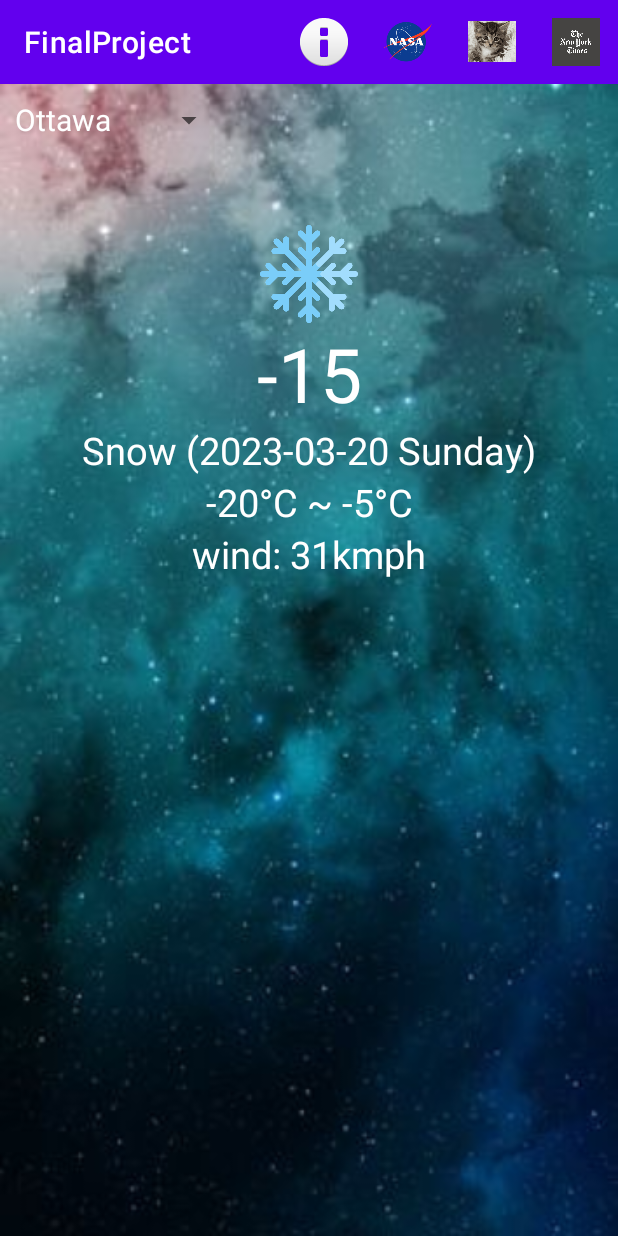
After one commit to Superbigbabol/FinalProject, an Android app: the Weather screen opened directly, with no data from a screen before it, on a phone screen of 412 x 824 dp. The commit adds this screen. Run offline under Robolectric (Android 15) with nearby library versions, the phone set to English and light mode, and no system bars.

Commit message:
Junqi (#3)
* Junqi initial build

* Junqi initial build-1

* Junqi initial build-2

* Junqi initial build-3 - api and internect permission

* Junqi initial build-4 tool bar

* Junqi initial build-4 tool bar

* Junqi build - version 1.0

* Junqi build - version 1.0

* Junqi build - version 1.0

* Junqi build - version 1.0

```diff
--- a/app/build.gradle
+++ b/app/build.gradle
@@ -14,6 +14,9 @@ android {
         versionName "1.0"
 
         testInstrumentationRunner "androidx.test.runner.AndroidJUnitRunner"
+    }
+    buildFeatures {
+        viewBinding true
     }
 
     buildFeatures {
--- /dev/null
+++ b/app/src/main/java/algonquin/cst2335/finalproject/Weather.java
@@ -0,0 +1,156 @@
+package algonquin.cst2335.finalproject;
+
+import androidx.annotation.NonNull;
+import androidx.appcompat.app.AlertDialog;
+import androidx.appcompat.app.AppCompatActivity;
+import androidx.appcompat.widget.AppCompatSpinner;
+import androidx.recyclerview.widget.RecyclerView;
+
+import android.content.Intent;
+import android.os.Bundle;
+import android.os.Handler;
+import android.os.Looper;
+import android.os.Message;
+import android.util.Log;
+import android.view.Menu;
+import android.view.MenuItem;
+import android.view.View;
+import android.widget.AdapterView;
+import android.widget.ArrayAdapter;
+import android.widget.ImageView;
+import android.widget.TextView;
+import android.widget.Toast;
+
+import com.google.android.material.snackbar.Snackbar;
+
+import algonquin.cst2335.finalproject.util.NetUtil;
+import algonquin.cst2335.finalproject.databinding.ActivityWeatherBinding;
+
+
+
+public class Weather extends AppCompatActivity {
+
+    ActivityWeatherBinding binding;
+
+    private AppCompatSpinner mSpinner;
+    private ArrayAdapter<String> mSpAdapter;
+    private  String[] mCities;
+
+    private TextView tvWeather, tvTem,tvTemLowHigh,tvWind;
+    private ImageView ivWeather;
+    private RecyclerView rlvFutureWeather;
+
+    @Override
+    public boolean onCreateOptionsMenu(Menu menu) {
+        super.onCreateOptionsMenu(menu);
+        getMenuInflater().inflate(R.menu.toolbarmenu, menu);
+        return true;
+    }
+
+    @Override
+    public boolean onOptionsItemSelected(@NonNull MenuItem item) {
+        switch (item.getItemId())
+        {
+            case R.id.about:
+                AlertDialog.Builder builder = new AlertDialog.Builder(Weather.this);
+                builder.setTitle("Weather").setMessage("Welcome to Weather App").setPositiveButton("Ok", (dialogInterface, i) -> {}).create().show();
+                break;
+            // TODO: implement other menu items
+            case R.id.nasa:
+                Toast.makeText(Weather.this, "Welcome to Nasa Mars Rover Photos", Toast.LENGTH_LONG).show();
+                //    Intent nasaIntent = new Intent(KittenImage.this, RoverPhotos.class);
+                //    startActivity(nasaIntent);
+                break;
+            case R.id.kittenimage:
+                Toast.makeText(Weather.this, "Welcome to Kitten Placeholder Images", Toast.LENGTH_LONG).show();
+                //    Intent weatherIntent = new Intent(KittenImage.this, Weather.class);
+                //    startActivity(weatherIntent);
+                break;
+            case R.id.newyorktimes:
+                Snackbar.make(binding.myToolbar, "Welcome to New York Times", Snackbar.LENGTH_LONG)
+                        .setAction("Back to Home Page", click -> {
+                            Intent i = new Intent(Weather.this, MainActivity.class);
+                            startActivity(i);
+                        }).show();
+                //    Intent nytIntent = new Intent(KittenImage.this, NewYorkTimes.class);
+                //    startActivity(nytIntent);
+                break;
+        }
+        return super.onOptionsItemSelected(item);
+    }
+
+
+    private Handler mHandler = new Handler(Looper.myLooper()){
+        @Override
+        public void handleMessage(@NonNull Message msg) {
+            super.handleMessage(msg);
+            if (msg.what==0){
+                String weather = (String) msg.obj;
+                Log.d("fan","--receive data of weather--" + weather);
+            }
+        }
+    };
+
+    @Override
+    protected void onCreate(Bundle savedInstanceState) {
+        super.onCreate(savedInstanceState);
+
+        binding = ActivityWeatherBinding.inflate(getLayoutInflater());
+        setContentView(binding.getRoot());
+//        setContentView(R.layout.activity_weather);
+
+        // toolbar
+        setSupportActionBar(binding.myToolbar);
+
+
+        initView();
+
+    }
+
+    private void initView() {
+        mSpinner = findViewById(R.id.sp_city);
+        mCities = getResources().getStringArray(R.array.cities);
+        mSpAdapter = new ArrayAdapter<>(this,R.layout.sp_item_layout,mCities);
+        mSpinner.setAdapter(mSpAdapter);
+        mSpinner.setOnItemSelectedListener(new AdapterView.OnItemSelectedListener() {
+            @Override
+            public void onItemSelected(AdapterView<?> adapterView, View view, int position, long id) {
+                String selectedCity = mCities[position];
+
+                getWeatherOfCity(selectedCity);
+
+            }
+
+            @Override
+            public void onNothingSelected(AdapterView<?> adapterView) {
+
+            }
+        });
+
+        tvWeather = findViewById(R.id.tv_weather);
+        tvTem = findViewById(R.id.tv_tem);
+        tvTemLowHigh = findViewById((R.id.tv_tem_low_high));
+        tvWind = findViewById(R.id.tv_wind);
+        ivWeather = findViewById(R.id.iv_weather);
+        rlvFutureWeather = findViewById(R.id.rlv_future_weather);
+    }
+
+    private void getWeatherOfCity(String selectedCity) {
+        //connect weather api
+        new Thread(new Runnable() {
+            @Override
+            public void run() {
+                //connect
+                String weatherOfCity = NetUtil.getWeatherOfCity(selectedCity);
+                //use handler to transfer data
+                Message message = Message.obtain();
+                message.what=0;
+                message.obj=weatherOfCity;
+                mHandler.sendMessage(message);
+
+
+
+            }
+        }).start();
+    }
+}
--- /dev/null
+++ b/app/src/main/java/algonquin/cst2335/finalproject/util/NetUtil.java
@@ -0,0 +1,81 @@
+package algonquin.cst2335.finalproject.util;
+
+import android.util.Log;
+
+import java.io.BufferedReader;
+import java.io.IOException;
+import java.io.InputStream;
+import java.io.InputStreamReader;
+import java.net.HttpURLConnection;
+import java.net.URL;
+
+public class NetUtil {
+    public static String apiKey = "8e99fc29654b0fe11b596a68d6548ac3";
+    public static final String URL_WEATHER_WITH_FUTURE = "http://api.weatherstack.com/current" + apiKey;
+
+    public static String doGet(String urlStr){
+
+        String result ="";
+        //connect to web
+        HttpURLConnection connection = null;
+        InputStreamReader inputStreamReader = null;
+        BufferedReader bufferedReader = null;
+        try {
+            URL url = new URL(urlStr);
+            connection = (HttpURLConnection) url.openConnection();
+            connection.setRequestMethod("GET");
+            connection.setConnectTimeout(5000);
+
+            //read data
+            InputStream inputStream = connection.getInputStream();
+            inputStreamReader = new InputStreamReader(inputStream);
+            //binary data to memory
+            bufferedReader = new BufferedReader(inputStreamReader);
+            //read data from memory
+            StringBuilder stringBuilder = new StringBuilder();
+            String line = "";
+            while ((line=bufferedReader.readLine())!=null){
+                stringBuilder.append(line);
+            }
+
+            result = stringBuilder.toString();
+
+
+        }catch (Exception e) {
+            e.printStackTrace();
+        }finally {
+            if(connection!=null){
+                connection.disconnect();
+            }
+            if(inputStreamReader != null){
+                try{
+                    inputStreamReader.close();
+                }catch (IOException e){
+                    e.printStackTrace();
+                }
+            }
+            if(bufferedReader!=null){
+                try{
+                    bufferedReader.close();
+                }catch (IOException e){
+                    e.printStackTrace();
+                }
+            }
+
+
+        }
+
+        return result;
+    }
+
+    public static String getWeatherOfCity(String city){
+        String result = "";
+        //combine weather data URL
+        String weatherUrl = URL_WEATHER_WITH_FUTURE + "&city=" + city;
+        Log.d("fan","----weatherUrl----" + weatherUrl);
+
+        String weatherResult =  doGet(weatherUrl);
+        Log.d("fan","----weatherUrl----" + weatherResult);
+        return  weatherResult;
+    }
+}
--- /dev/null
+++ b/app/src/main/res/layout/activity_weather.xml
@@ -0,0 +1,101 @@
+<?xml version="1.0" encoding="utf-8"?>
+<androidx.constraintlayout.widget.ConstraintLayout xmlns:android="http://schemas.android.com/apk/res/android"
+    xmlns:app="http://schemas.android.com/apk/res-auto"
+    xmlns:tools="http://schemas.android.com/tools"
+    android:layout_width="match_parent"
+    android:layout_height="match_parent"
+    android:background="@drawable/weather2"
+    tools:context=".Weather">
+
+
+    <androidx.appcompat.widget.AppCompatSpinner
+        android:id="@+id/sp_city"
+        android:layout_width="150dp"
+        android:layout_height="48dp"
+
+
+        android:entries="@array/cities"
+        android:popupBackground="@color/trans"
+        android:spinnerMode="dropdown"
+        app:layout_constraintStart_toStartOf="@+id/myToolbar"
+        app:layout_constraintTop_toBottomOf="@+id/myToolbar" />
+
+    <ImageView
+        android:id="@+id/iv_weather"
+        android:layout_width="65dp"
+        android:layout_height="65dp"
+
+        android:layout_marginTop="150dp"
+        android:src="@drawable/snowflake"
+
+        app:layout_constraintEnd_toEndOf="parent"
+        app:layout_constraintStart_toStartOf="parent"
+        app:layout_constraintTop_toTopOf="parent" />
+
+    <TextView
+        android:id="@+id/tv_tem"
+        android:layout_width="wrap_content"
+        android:layout_height="wrap_content"
+        android:text="-15"
+        android:textColor="@color/white"
+        android:textSize="50sp"
+        app:layout_constraintEnd_toEndOf="parent"
+        app:layout_constraintStart_toStartOf="parent"
+        app:layout_constraintTop_toBottomOf="@+id/iv_weather" />
+
+    <TextView
+        android:id="@+id/tv_weather"
+        android:layout_width="wrap_content"
+        android:layout_height="wrap_content"
+        android:text="Snow (2023-03-20 Sunday)"
+        android:textColor="@color/white"
+        android:textSize="25sp"
+        app:layout_constraintEnd_toEndOf="parent"
+        app:layout_constraintStart_toStartOf="parent"
+        app:layout_constraintTop_toBottomOf="@+id/tv_tem" />
+    <TextView
+        android:id="@+id/tv_tem_low_high"
+        android:layout_width="wrap_content"
+        android:layout_height="wrap_content"
+        android:text="-20°C ~ -5°C"
+        android:textColor="@color/white"
+        android:textSize="25sp"
+        app:layout_constraintEnd_toEndOf="parent"
+        app:layout_constraintStart_toStartOf="parent"
+        app:layout_constraintTop_toBottomOf="@+id/tv_weather" />
+
+    <TextView
+        android:id="@+id/tv_wind"
+        android:layout_width="wrap_content"
+        android:layout_height="wrap_content"
+        android:text="wind: 31kmph"
+        android:textColor="@color/white"
+        android:textSize="25sp"
+        app:layout_constraintEnd_toEndOf="parent"
+        app:layout_constraintStart_toStartOf="parent"
+        app:layout_constraintTop_toBottomOf="@+id/tv_tem_low_high" />
+
+<!--    consider recyclerview for the weather forecast, but it might change -->
+    <androidx.recyclerview.widget.RecyclerView
+        android:id="@id/rlv_future_weather"
+        android:layout_width="360dp"
+        android:layout_height="324dp"
+        android:layout_marginTop="24dp"
+        app:layout_constraintEnd_toEndOf="parent"
+        app:layout_constraintStart_toStartOf="parent"
+        app:layout_constraintTop_toBottomOf="@+id/tv_wind" />
+
+    <androidx.appcompat.widget.Toolbar
+        android:id="@+id/myToolbar"
+        android:layout_width="match_parent"
+        android:layout_height="wrap_content"
+        android:background="?attr/colorPrimary"
+        android:minHeight="?attr/actionBarSize"
+        android:theme="?attr/actionBarTheme"
+        app:layout_constraintEnd_toEndOf="parent"
+        app:layout_constraintHorizontal_bias="1.0"
+        app:layout_constraintStart_toStartOf="parent"
+        app:layout_constraintTop_toTopOf="parent" />
+
+
+</androidx.constraintlayout.widget.ConstraintLayout>
--- /dev/null
+++ b/app/src/main/res/layout/sp_item_layout.xml
@@ -0,0 +1,15 @@
+<?xml version="1.0" encoding="utf-8"?>
+<TextView xmlns:android="http://schemas.android.com/apk/res/android"
+    android:layout_width="match_parent"
+    android:layout_height="wrap_content"
+    android:id="@android:id/text1"
+    android:textColor="@color/white"
+    android:text="Toronto"
+    android:textSize="20sp"
+    android:gravity="center_vertical"
+    android:paddingLeft="10dp"
+
+
+    >
+
+</TextView>
--- /dev/null
+++ b/app/src/main/res/menu/toolbarmenu.xml
@@ -0,0 +1,25 @@
+<?xml version="1.0" encoding="utf-8"?>
+<menu xmlns:app="http://schemas.android.com/apk/res-auto"
+    xmlns:android="http://schemas.android.com/apk/res/android">
+
+    <item
+        android:id="@+id/about"
+        android:icon="@android:drawable/ic_dialog_info"
+        android:title=" Kitten Placeholder Images"
+        app:showAsAction="always" />
+    <item
+        android:id="@+id/nasa"
+        android:icon="@drawable/nasa"
+        android:title="Nasa Mars Rover photos"
+        app:showAsAction="always" />
+    <item
+        android:id="@+id/kittenimage"
+        android:icon="@drawable/kitten"
+        android:title="WeatherStack"
+        app:showAsAction="always" />
+    <item
+        android:id="@+id/newyorktimes"
+        android:icon="@drawable/the_new_york_times"
+        android:title="New York Times"
+        app:showAsAction="always" />
+</menu>
--- a/app/src/main/res/values/colors.xml
+++ b/app/src/main/res/values/colors.xml
@@ -7,4 +7,8 @@
     <color name="teal_700">#FF018786</color>
     <color name="black">#FF000000</color>
     <color name="white">#FFFFFFFF</color>
+
+    <color name="trans">#000000</color>
+
+
 </resources>
--- /dev/null
+++ b/app/src/main/res/values/ids.xml
@@ -0,0 +1,4 @@
+<?xml version="1.0" encoding="utf-8"?>
+<resources>
+    <item name="rlv_future_weather" type="id" />
+</resources>
--- a/app/src/main/res/values/strings.xml
+++ b/app/src/main/res/values/strings.xml
@@ -1,3 +1,11 @@
 <resources>
     <string name="app_name">FinalProject</string>
+
+    <string-array name="cities">
+        <item>Ottawa</item>
+        <item>Toronto</item>
+        <item>Quebec</item>
+        <item>Montreal</item>
+        <item>Vancouver</item>
+    </string-array>
 </resources>
```
Also changed, not shown: app/src/main/AndroidManifest.xml (+12 -0 lines), app/src/main/res/drawable/brightness.png (added), app/src/main/res/drawable/cloudy.png (added), app/src/main/res/drawable/rainy.png (added), app/src/main/res/drawable/snowflake.png (added), app/src/main/res/drawable/sun.png (added), app/src/main/res/drawable/weather2.jpg (added), app/src/main/res/drawable/weather3.jpg (added).
